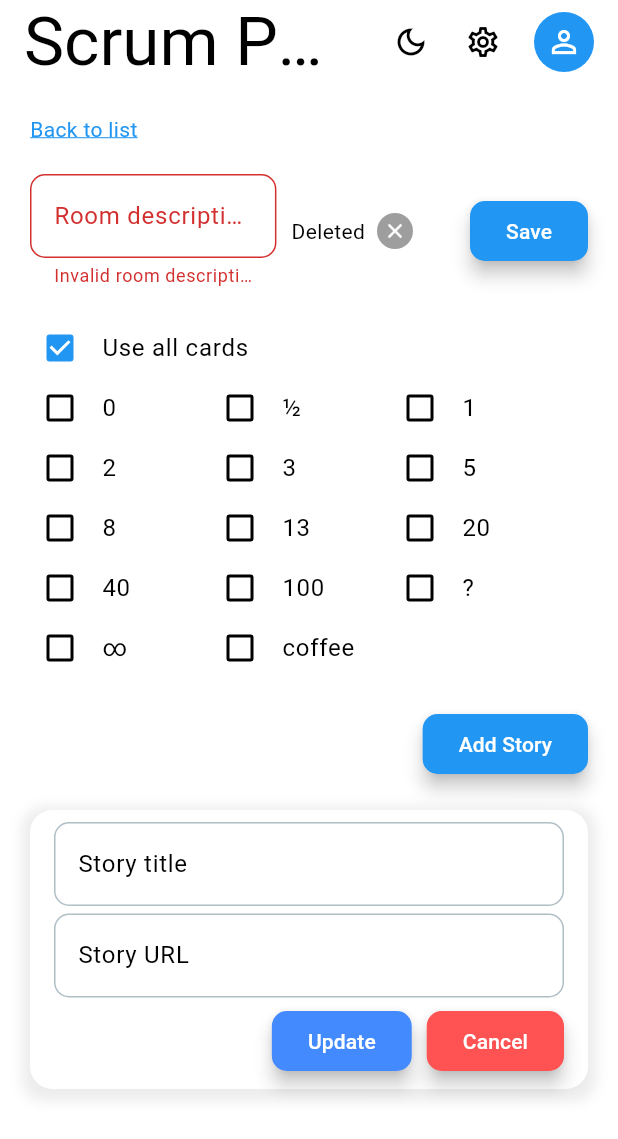
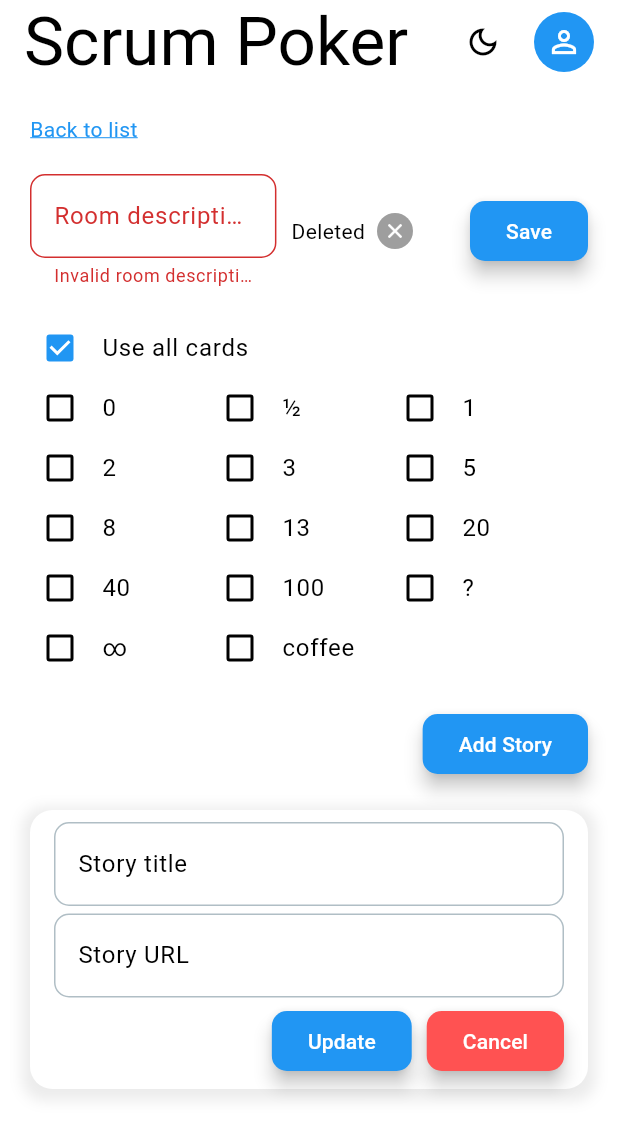
Before and after one commit to DaniloAfonseca/scrum_poker, a Flutter app: the EditRoomPage screen opened by its route, after a tap on "Save", after a tap on "Add Story", on a phone screen of 412 x 824 dp. Shown: the top 1139 px of the screen. Run offline on Flutter 3.47's test engine with Material 3 defaults, Android fonts, the phone set to English and light mode, and no system bars; our stand-ins replace animated_toggle_switch, cloud_firestore, firebase_auth, firebase_core, firebase_storage, fl_chart and 4 more; missing offline and left inert: dart:js_interop; accounts and stored records are empty; generated files the repository leaves out were written again; network calls fail.

Commit message:
Remove provider and shared preferences and fixes

```diff
--- a/lib/room_setup/edit_room_page.dart
+++ b/lib/room_setup/edit_room_page.dart
@@ -1,3 +1,5 @@
+import 'dart:async';
+
 import 'package:cloud_firestore/cloud_firestore.dart';
 import 'package:firebase_auth/firebase_auth.dart';
 import 'package:flutter/material.dart';
@@ -13,6 +15,7 @@ import 'package:scrum_poker/shared/services/auth_services.dart';
 import 'package:scrum_poker/shared/services/room_services.dart' as room_services;
 import 'package:scrum_poker/shared/widgets/app_bar.dart';
 import 'package:scrum_poker/shared/widgets/hyperlink.dart';
+import 'package:scrum_poker/shared/widgets/snack_bar.dart';
 import 'package:uuid/uuid.dart';
 import 'package:collection/collection.dart';
 import 'package:web/web.dart' as web;
@@ -32,7 +35,6 @@ class _EditRoomPageState extends State<EditRoomPage> {
 
   late Room room;
 
-  bool newStory = false;
   bool deleted = false;
   bool allCards = true;
   final cardsToUse = <bool>[];
@@ -117,7 +119,7 @@ class _EditRoomPageState extends State<EditRoomPage> {
       await FirebaseFirestore.instance.collection('rooms').doc(room.id).set(json);
 
       // save story
-      for (var story in stories) {
+      for (var story in stories.where((s) => s.added == false)) {
         await FirebaseFirestore.instance.collection('rooms').doc(room.id).collection('stories').doc(story.id).set(story.toJson());
       }
 
@@ -125,6 +127,11 @@ class _EditRoomPageState extends State<EditRoomPage> {
       final userRoom = UserRoom.fromRoom(room);
       final userRoomsMap = userRoom.toJson();
       await FirebaseFirestore.instance.collection('users').doc(_user.uid).collection('rooms').doc(room.id).set(userRoomsMap);
+
+      if (stories.any((s) => s.added)) {
+        snackbarMessenger(navigatorKey.currentContext!, message: 'Unsaved story were skipped.');
+        await Future.delayed(const Duration(microseconds: 500));
+      }
 
       navigatorKey.currentContext!.go(Routes.home);
     }
@@ -147,9 +154,8 @@ class _EditRoomPageState extends State<EditRoomPage> {
   }
 
   void addStory(String roomId, List<Story> stories) {
-    stories.add(Story(id: const Uuid().v4(), description: '', status: StoryStatus.notStarted, added: true, order: stories.length, userId: _user.uid, roomId: roomId));
     setState(() {
-      newStory = true;
+      stories.add(Story(id: const Uuid().v4(), description: '', status: StoryStatus.notStarted, added: true, order: stories.length, userId: _user.uid, roomId: roomId));
     });
   }
 
@@ -308,6 +314,13 @@ class _EditRoomPageState extends State<EditRoomPage> {
                                 nextOrder: stories.length,
                                 userId: _user.uid,
                                 roomId: room.id,
+                                onCancelled: () {
+                                  if (story.added) {
+                                    setState(() {
+                                      stories.remove(story);
+                                    });
+                                  }
+                                },
                               ),
                             )
                             .toList(),
--- a/lib/room_setup/edit_room_story.dart
+++ b/lib/room_setup/edit_room_story.dart
@@ -2,6 +2,7 @@ import 'dart:async';
 
 import 'package:flutter/material.dart';
 import 'package:scrum_poker/room_setup/edit_room_story_jira_search.dart';
+import 'package:scrum_poker/shared/managers/settings_manager.dart';
 import 'package:scrum_poker/shared/models/enums.dart';
 import 'package:scrum_poker/shared/managers/jira_credentials_manager.dart';
 import 'package:scrum_poker/shared/models/jira_issue_response.dart';
@@ -14,10 +15,21 @@ class EditRoomStory extends StatefulWidget {
   final FutureOr<void> Function() onDelete;
   final FutureOr<void> Function()? onMoveUp;
   final FutureOr<void> Function()? onMoveDown;
+  final FutureOr<void> Function() onCancelled;
   final int nextOrder;
   final String roomId;
   final String userId;
-  const EditRoomStory({super.key, this.story, required this.onDelete, this.onMoveUp, this.onMoveDown, required this.nextOrder, required this.userId, required this.roomId});
+  const EditRoomStory({
+    super.key,
+    this.story,
+    required this.onDelete,
+    this.onMoveUp,
+    this.onMoveDown,
+    required this.nextOrder,
+    required this.userId,
+    required this.roomId,
+    required this.onCancelled,
+  });
 
   @override
   State<EditRoomStory> createState() => _EditRoomStoryState();
@@ -51,6 +63,8 @@ class _EditRoomStoryState extends State<EditRoomStory> {
 
     _integratedWithJira = JiraCredentialsManager().currentCredentials != null;
 
+    _jiraUrl = SettingsManager().jiraUrl;
+
     super.initState();
   }
 
@@ -73,7 +87,6 @@ class _EditRoomStoryState extends State<EditRoomStory> {
   @override
   Widget build(BuildContext context) {
     final theme = Theme.of(context);
-    final mediaQuery = MediaQuery.of(context);
     return Form(
       key: _formKey,
       child: Container(
@@ -216,7 +229,7 @@ class _EditRoomStoryState extends State<EditRoomStory> {
                       children: [
                         ElevatedButton(
                           style: ElevatedButton.styleFrom(
-                            backgroundColor: Colors.blueAccent,
+                            backgroundColor: theme.primaryColor,
                             foregroundColor: Colors.white,
                             shape: RoundedRectangleBorder(borderRadius: BorderRadius.circular(10.0)),
                             elevation: 5,
@@ -248,6 +261,7 @@ class _EditRoomStoryState extends State<EditRoomStory> {
                             setState(() {
                               _isEditing = false;
                             });
+                            widget.onCancelled();
                           },
                         ),
                       ],
--- a/lib/room_setup/edit_room_story_jira_search.dart
+++ b/lib/room_setup/edit_room_story_jira_search.dart
@@ -1,7 +1,6 @@
 import 'dart:async';
 
 import 'package:flutter/material.dart';
-import 'package:hive_ce/hive.dart';
 import 'package:scrum_poker/shared/managers/settings_manager.dart';
 import 'package:scrum_poker/shared/models/jira_issue_response.dart';
 import 'package:scrum_poker/shared/router/go_router.dart';
--- a/lib/shared/managers/jira_credentials_manager.dart
+++ b/lib/shared/managers/jira_credentials_manager.dart
@@ -31,7 +31,7 @@ class JiraCredentialsManager {
 
   Future<void> setCredentials(JiraCredentials credentials) async {
     await initialise();
-    SettingsManager().setCredentials(credentials);
+    await SettingsManager().setCredentials(credentials);
     _currentCredentials = credentials;
   }
 
@@ -41,14 +41,7 @@ class JiraCredentialsManager {
     _currentCredentials = null;
   }
 
-  Future<void> _ensureCredentialsLoaded() async {
-    if (_currentCredentials == null) {
-      await initialise();
-    }
-  }
-
   JiraCredentials? get currentCredentials {
-    _ensureCredentialsLoaded();
     return _currentCredentials;
   }
 }
--- a/lib/shared/managers/settings_manager.dart
+++ b/lib/shared/managers/settings_manager.dart
@@ -5,13 +5,17 @@ import 'package:hive_ce/hive.dart';
 import 'package:scrum_poker/shared/models/app_user.dart';
 import 'package:scrum_poker/shared/models/jira_credentials.dart';
 
+const String _boxName = 'ScrumPoker';
+const String _credentialsKey = 'jira-credentials';
+const String _jiraUrlKey = 'jiraUrl';
+const String _storyPointFieldNameKey = 'storyPointFieldName';
+const String _appUserKey = 'appUser';
+const String _themeModeKey = 'themeMode';
+
 class SettingsManager {
   static final SettingsManager _instance = SettingsManager._internal();
   factory SettingsManager() => _instance;
   SettingsManager._internal();
-
-  static const String _boxName = 'ScrumPoker';
-  static const String _credentialsKey = 'jira-credentials';
 
   Box? _box;
   bool _isInitialising = false;
@@ -28,6 +32,9 @@ class SettingsManager {
   AppUser? _appUser;
   AppUser? get appUser => _appUser;
 
+  int _themeModeIndex = 1;
+  int get themeModeIndex => _themeModeIndex;
+
   Future<void> initialise() async {
     if (_isInitialising) return;
     _isInitialising = true;
@@ -36,23 +43,25 @@ class SettingsManager {
       if (_box == null || !_box!.isOpen) {
         _box = await Hive.openBox(_boxName);
       }
+
       final credentials = _box!.get(_credentialsKey);
-
       if (credentials != null) {
         _currentCredentials = JiraCredentials.fromMap(Map<String, dynamic>.from(credentials));
       } else {
         _currentCredentials = null;
       }
 
-      _jiraUrl = _box!.get('jiraUrl') ?? '';
+      _jiraUrl = _box!.get(_jiraUrlKey) ?? '';
 
-      _storyPointFieldName = _box!.get('storyPointFieldName');
+      _storyPointFieldName = _box!.get(_storyPointFieldNameKey);
 
-      final appUserMap = _box!.get('appUser');
+      final appUserMap = _box!.get(_appUserKey);
       if (appUserMap != null) {
         final map = jsonDecode(jsonEncode(appUserMap));
         _appUser = AppUser.fromJson(map);
       }
+
+      _themeModeIndex = _box!.get(_themeModeKey) ?? 1;
     } catch (e) {
       if (kDebugMode) {
         print('Error initialising Jira Credentials: $e');
@@ -77,22 +86,27 @@ class SettingsManager {
   }
 
   void updateJiraUrl(String value) {
-    _box!.put('jiraUrl', value);
+    _box!.put(_jiraUrlKey, value);
     _jiraUrl = value;
   }
 
   void updateStoryPointFieldName(String value) {
-    _box!.put('storyPointFieldName', value);
+    _box!.put(_storyPointFieldNameKey, value);
     _storyPointFieldName = value;
   }
 
   void updateAppUser(AppUser value) {
-    _box!.put('appUser', value.toJson());
+    _box!.put(_appUserKey, value.toJson());
     _appUser = value;
   }
 
+  void updateThemeIndex(int value) {
+    _box!.put(_themeModeKey, value);
+    _themeModeIndex = value;
+  }
+
   void deleteAppUser() {
-    _box!.delete('appUser');
+    _box!.delete(_appUserKey);
     _appUser = null;
   }
 }
--- a/lib/shared/managers/theme_manager.dart
+++ b/lib/shared/managers/theme_manager.dart
@@ -1,18 +1,21 @@
 import 'package:flutter/material.dart';
-import 'package:shared_preferences/shared_preferences.dart';
+import 'package:scrum_poker/shared/managers/settings_manager.dart';
 
 class ThemeManager extends ChangeNotifier {
+  static final ThemeManager _instance = ThemeManager._internal();
+  factory ThemeManager() => _instance;
+  ThemeManager._internal();
+
   ThemeMode _themeMode = ThemeMode.system; // Default to system theme
 
   ThemeMode get themeMode => _themeMode;
 
-  ThemeManager() {
+  void initialise() {
     _loadThemeMode(); // Load theme when manager is created
   }
 
   Future<void> _loadThemeMode() async {
-    final prefs = await SharedPreferences.getInstance();
-    final themeModeIndex = prefs.getInt('themeMode') ?? 0; // 0 for system, 1 for light, 2 for dark
+    final themeModeIndex = SettingsManager().themeModeIndex; // 0 for system, 1 for light, 2 for dark
     _themeMode = ThemeMode.values[themeModeIndex];
     notifyListeners(); // Notify listeners after loading
   }
@@ -20,8 +23,9 @@ class ThemeManager extends ChangeNotifier {
   Future<void> setThemeMode(ThemeMode mode) async {
     if (_themeMode == mode) return; // No change
     _themeMode = mode;
-    final prefs = await SharedPreferences.getInstance();
-    await prefs.setInt('themeMode', mode.index); // Save the index
+    // final prefs = await SharedPreferences.getInstance();
+    // await prefs.setInt('themeMode', mode.index); // Save the index
+    SettingsManager().updateThemeIndex(mode.index);
     notifyListeners(); // Rebuild widgets that depend on this
   }
 }
--- a/lib/shared/router/go_router.dart
+++ b/lib/shared/router/go_router.dart
@@ -6,7 +6,9 @@ import 'package:scrum_poker/room_setup/main_page.dart';
 import 'package:scrum_poker/room_setup/edit_room_page.dart';
 import 'package:scrum_poker/settings_page.dart';
 import 'package:scrum_poker/shared/managers/jira_credentials_manager.dart';
+import 'package:scrum_poker/shared/managers/settings_manager.dart';
 import 'package:scrum_poker/shared/router/routes.dart';
+import 'package:scrum_poker/shared/services/auth_services.dart';
 import 'package:scrum_poker/shared/services/jira_services.dart';
 import 'package:scrum_poker/voting/room_page.dart';
 
@@ -26,6 +28,8 @@ Future<String?> authGuard(BuildContext context, GoRouterState state) async {
       if (JiraCredentialsManager().currentCredentials != null) {
         final response = await JiraServices().checkCredentials();
         if (response != null) {
+          SettingsManager().deleteAppUser();
+          AuthServices().signOut();
           JiraCredentialsManager().clearCredentials();
           redirectToLogin = true;
         }
--- a/lib/shared/widgets/app_bar.dart
+++ b/lib/shared/widgets/app_bar.dart
@@ -2,7 +2,6 @@ import 'package:firebase_auth/firebase_auth.dart';
 import 'package:firebase_storage/firebase_storage.dart';
 import 'package:flutter/material.dart';
 import 'package:go_router/go_router.dart';
-import 'package:provider/provider.dart';
 import 'package:scrum_poker/shared/managers/settings_manager.dart';
 import 'package:scrum_poker/shared/router/go_router.dart';
 import 'package:scrum_poker/shared/router/routes.dart';
@@ -36,7 +35,7 @@ class _GiraffeAppBarState extends State<GiraffeAppBar> {
   @override
   Widget build(BuildContext context) {
     final theme = Theme.of(context);
-    final themeManager = Provider.of<ThemeManager>(context, listen: false);
+    final themeManager = ThemeManager();
     return AppBar(
       backgroundColor: theme.scaffoldBackgroundColor,
       actionsPadding: const EdgeInsets.only(right: 16.0),
@@ -49,14 +48,6 @@ class _GiraffeAppBarState extends State<GiraffeAppBar> {
           icon: Icon(themeManager.themeMode == ThemeMode.dark ? Icons.light_mode_outlined : Icons.dark_mode_outlined),
           tooltip: themeManager.themeMode == ThemeMode.dark ? 'Light Mode' : 'Dark Mode',
         ),
-        if (user != null && widget.loginIn != true)
-          IconButton(
-            onPressed: () {
-              navigatorKey.currentContext!.go(Routes.settings);
-            },
-            icon: const Icon(Icons.settings_outlined),
-            tooltip: 'Settings',
-          ),
         if (widget.loginIn != true) ...[
           const SizedBox(width: 10),
           user == null
@@ -123,6 +114,10 @@ class _GiraffeAppBarState extends State<GiraffeAppBar> {
         PopupMenuItem(
           child: ListTile(leading: const Icon(Icons.logout_outlined), title: const Text('Sign Out'), onTap: signOut),
         ),
+        if (user != null && widget.loginIn != true)
+          PopupMenuItem(
+            child: ListTile(leading: const Icon(Icons.settings_outlined), title: const Text('Settings'), onTap: () => navigatorKey.currentContext!.go(Routes.settings)),
+          ),
       ],
     );
   }
--- a/pubspec.yaml
+++ b/pubspec.yaml
@@ -47,12 +47,10 @@ dependencies:
   http: ^1.4.0
   intl: ^0.20.2
   json_annotation: ^4.9.0
-  provider: ^6.1.5
   url_launcher: ^6.2.5
   uuid: ^4.5.1
   web: ^1.1.1
   fl_chart: ^1.0.0
-  shared_preferences: ^2.0.0
 
 dev_dependencies:
   build_runner: ^2.4.9
```
Also changed, not shown: lib/main.dart (+4 -7 lines), lib/scrum_poker_app.dart (+6 -2 lines), pubspec.lock.
